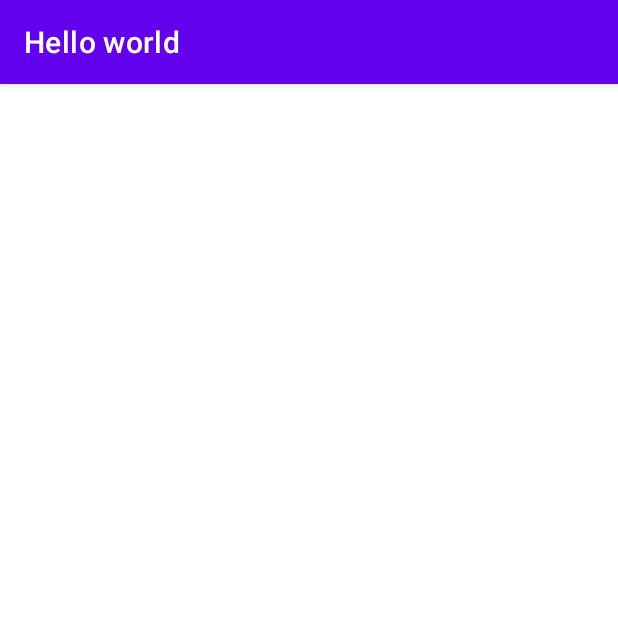
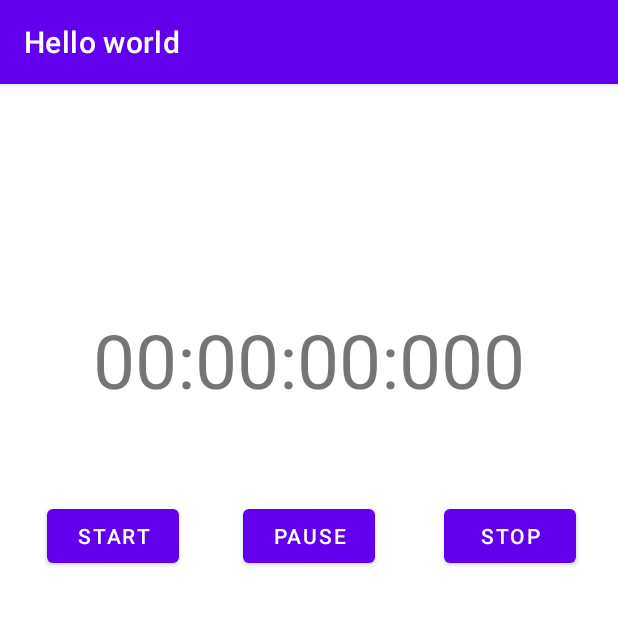
Before and after one commit to fixxxer399/hello_world, an Android app: the screen it shows after launch (MainActivity), on a phone screen of 412 x 824 dp, the top half of it. Run offline under Robolectric (Android 15) with nearby library versions, the phone set to English and light mode, and no system bars; 8 statements that could not run were skipped.

```diff
--- a/app/src/main/java/com/example/helloworld/MainActivity.kt
+++ b/app/src/main/java/com/example/helloworld/MainActivity.kt
@@ -6,6 +6,8 @@ import android.database.MatrixCursor
 import android.os.Bundle
 import android.provider.BaseColumns
 import android.view.Menu
+import android.widget.Button
+import android.widget.TextView
 import androidx.appcompat.app.AppCompatActivity
 import androidx.appcompat.widget.SearchView
 import androidx.cursoradapter.widget.CursorAdapter
@@ -21,6 +23,7 @@ class MainActivity : AppCompatActivity(), BaseActivity {
     private lateinit var searchView: SearchView
     private lateinit var cursorAdapter: CursorAdapter
     private val mainViewModel: MainViewModel by viewModel() // injecting ViewModel with Koin
+    private lateinit var textView: TextView
 
     //private val presenter by lazy { App.INSTANCE.presenter }
 
@@ -29,6 +32,15 @@ class MainActivity : AppCompatActivity(), BaseActivity {
     override fun onCreate(savedInstanceState: Bundle?) {
         super.onCreate(savedInstanceState)
         setContentView(R.layout.activity_main)
+
+        textView = findViewById(R.id.textView)
+        val start = findViewById<Button>(R.id.start)
+        val pause = findViewById<Button>(R.id.pause)
+        val stop = findViewById<TextView>(R.id.stop)
+
+        start.setOnClickListener { mainViewModel.start() }
+        pause.setOnClickListener { mainViewModel.pause() }
+        stop.setOnClickListener { stop() }
 
         //mainViewModel = ViewModelProvider(this, viewModelFactory)[MainViewModel::class.java]
         //viewModelFactory = DaggerAppComponent.create().viewModelFactory()
@@ -59,6 +71,13 @@ class MainActivity : AppCompatActivity(), BaseActivity {
                     }
                     searchView.suggestionsAdapter.changeCursor(matrixCursor)
                 }
+            }
+            .launchIn(lifecycleScope)
+
+        mainViewModel.timerFlow
+            .flowWithLifecycle(lifecycle)
+            .onEach {
+                textView.text = it
             }
             .launchIn(lifecycleScope)
     }
@@ -97,6 +116,11 @@ class MainActivity : AppCompatActivity(), BaseActivity {
         return super.onCreateOptionsMenu(menu)
     }
 
+    private fun stop() {
+        textView.text = "00:00:00:000"
+        mainViewModel.stop()
+    }
+
     override fun showResult(cursor: Cursor) {
         searchView.suggestionsAdapter.changeCursor(cursor)
     }
--- a/app/src/main/res/layout/activity_main.xml
+++ b/app/src/main/res/layout/activity_main.xml
@@ -6,4 +6,48 @@
     android:layout_height="match_parent"
     tools:context=".MainActivity">
 
+    <TextView
+        android:id="@+id/textView"
+        android:layout_width="wrap_content"
+        android:layout_height="wrap_content"
+        android:layout_marginTop="150dp"
+        android:textSize="50sp"
+        android:text="00:00:00:000"
+        app:layout_constraintEnd_toEndOf="parent"
+        app:layout_constraintStart_toStartOf="parent"
+        app:layout_constraintTop_toTopOf="parent" />
+
+    <Button
+        android:id="@+id/start"
+        android:layout_width="wrap_content"
+        android:layout_height="wrap_content"
+        android:layout_marginStart="3dp"
+        android:layout_marginTop="277dp"
+        android:layout_marginEnd="14dp"
+        android:text="Start"
+        app:layout_constraintEnd_toStartOf="@+id/pause"
+        app:layout_constraintStart_toStartOf="parent"
+        app:layout_constraintTop_toTopOf="parent" />
+
+    <Button
+        android:id="@+id/pause"
+        android:layout_width="wrap_content"
+        android:layout_height="wrap_content"
+        android:layout_marginEnd="18dp"
+        android:text="Pause"
+        app:layout_constraintBottom_toBottomOf="@+id/start"
+        app:layout_constraintEnd_toStartOf="@+id/stop"
+        app:layout_constraintStart_toEndOf="@+id/start"
+        app:layout_constraintTop_toTopOf="@+id/start" />
+
+    <Button
+        android:id="@+id/stop"
+        android:layout_width="wrap_content"
+        android:layout_height="wrap_content"
+        android:text="Stop"
+        app:layout_constraintBottom_toBottomOf="@+id/pause"
+        app:layout_constraintEnd_toEndOf="parent"
+        app:layout_constraintStart_toEndOf="@+id/pause"
+        app:layout_constraintTop_toTopOf="@+id/pause" />
+
 </androidx.constraintlayout.widget.ConstraintLayout>
--- a/build.gradle
+++ b/build.gradle
@@ -5,7 +5,7 @@ buildscript {
         mavenCentral()
     }
     dependencies {
-        classpath "com.android.tools.build:gradle:7.0.3"
+        classpath 'com.android.tools.build:gradle:7.0.4'
         classpath 'org.jetbrains.kotlin:kotlin-gradle-plugin:1.6.0'
 
         // NOTE: Do not place your application dependencies here; they belong
```
Also changed, not shown: app/src/main/java/com/example/helloworld/MainViewModel.kt (+35 -3 lines).
